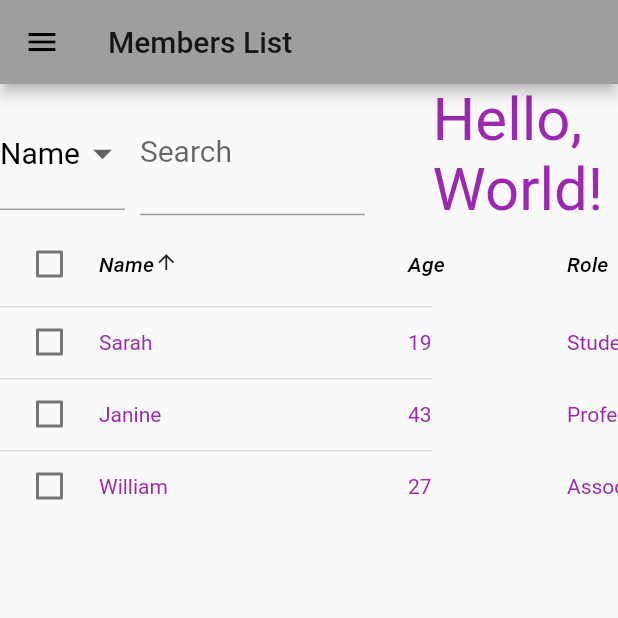
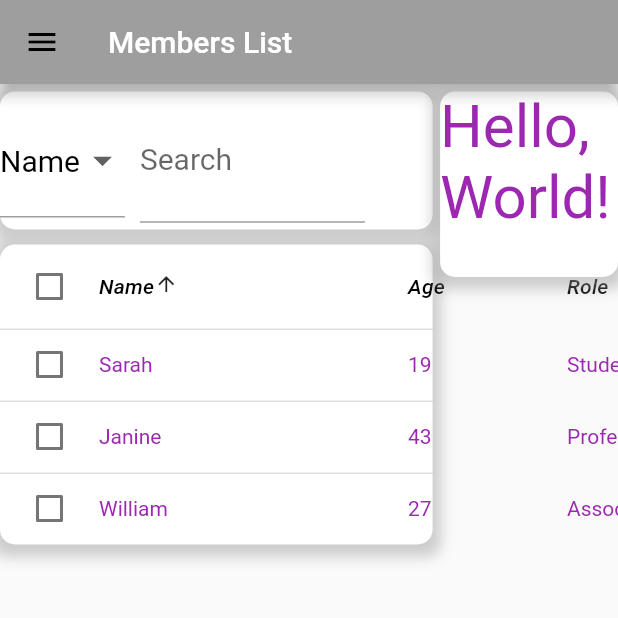
Before and after one commit to YasuhiroOsajima/flutter_sample, a Flutter app: the screen it shows after launch, on a phone screen of 412 x 824 dp, the top half of it. Run offline on Flutter 3.47's test engine with Material 2 defaults, Android fonts, the phone set to English and light mode, and no system bars; Roboto replaces fonts that are missing (Georgia).

Commit message:
add border

```diff
--- a/lib/main.dart
+++ b/lib/main.dart
@@ -36,8 +36,7 @@ class MyApp extends StatelessWidget {
     return MaterialApp(
       title: 'Sample',
       theme: ThemeData(
-        primaryColor: Colors.grey,
-        fontFamily: 'Georgia',
+        primarySwatch: Colors.grey,
         textTheme: const TextTheme(bodyText2: TextStyle(color: Colors.purple)),
       ),
       home: home.MyHomePage(),
--- a/lib/pages/home.dart
+++ b/lib/pages/home.dart
@@ -1,8 +1,8 @@
 import 'package:flutter/material.dart';
 
 import '../widgets/drawer.dart' as drawer;
-import '../widgets/datatable.dart' as datatable;
-import '../widgets/search.dart' as search;
+import '../widgets/table_area.dart' as table_area;
+import '../widgets/description_area.dart' as description_area;
 
 class MyHomePage extends StatelessWidget {
   @override
@@ -16,32 +16,22 @@ class MyHomePage extends StatelessWidget {
       },
       child: Scaffold(
           appBar: AppBar(
-            title: const Text('Members List'),
+            title: const Text(
+              'Members List',
+              style: TextStyle(color: Colors.white),
+            ),
           ),
           drawer: drawer.CustomDrawer(),
           body: Row(
             children: <Widget>[
               Expanded(
-                  flex: 7,
-                  child: Column(
-                    children: <Widget>[
-                      search.SearchSpace(),
-                      SizedBox(
-                        width: double.infinity,
-                        child: datatable.MyDataTable(),
-                      ),
-                    ],
-                  )),
+                flex: 7,
+                child: table_area.TableArea(),
+              ),
               Expanded(
-                  flex: 3,
-                  child: Column(
-                    children: <Widget>[
-                      Text(
-                        'Hello, World!',
-                        style: TextStyle(fontSize: 40),
-                      ),
-                    ],
-                  )),
+                flex: 3,
+                child: description_area.DescriptionArea(),
+              ),
             ],
           )),
     );
--- /dev/null
+++ b/lib/style/myboxdecoration.dart
@@ -0,0 +1,21 @@
+import 'package:flutter/material.dart';
+
+class MyBoxDecoration extends BoxDecoration {
+  MyBoxDecoration()
+      : super(
+          color: Colors.white,
+          borderRadius: BorderRadius.only(
+              topLeft: Radius.circular(10),
+              topRight: Radius.circular(10),
+              bottomLeft: Radius.circular(10),
+              bottomRight: Radius.circular(10)),
+          boxShadow: [
+            BoxShadow(
+              color: Colors.grey.withOpacity(0.5),
+              spreadRadius: 5,
+              blurRadius: 7,
+              offset: Offset(0, 3), // changes position of shadow
+            ),
+          ],
+        );
+}
--- /dev/null
+++ b/lib/widgets/description_area.dart
@@ -0,0 +1,24 @@
+import 'package:flutter/material.dart';
+
+import '../style/myboxdecoration.dart' as myboxdecoration;
+
+class DescriptionArea extends StatelessWidget {
+  @override
+  Widget build(BuildContext context) {
+    return Column(
+      children: <Widget>[
+        Container(
+            decoration: myboxdecoration.MyBoxDecoration(),
+            margin: EdgeInsets.only(top: 5.0, left: 5.0),
+            child: SizedBox(
+              height: MediaQuery.of(context).size.width * 0.3,
+              width: MediaQuery.of(context).size.width * 0.6,
+              child: Text(
+                'Hello, World!',
+                style: TextStyle(fontSize: 40),
+              ),
+            )),
+      ],
+    );
+  }
+}
--- /dev/null
+++ b/lib/widgets/table_area.dart
@@ -0,0 +1,24 @@
+import 'package:flutter/material.dart';
+
+import '../style/myboxdecoration.dart' as myboxdecoration;
+import '../widgets/search.dart' as search;
+import '../widgets/datatable.dart' as datatable;
+
+class TableArea extends StatelessWidget {
+  @override
+  Widget build(BuildContext context) {
+    return Column(children: <Widget>[
+      Container(
+          decoration: myboxdecoration.MyBoxDecoration(),
+          margin: EdgeInsets.only(top: 5.0),
+          child: search.SearchSpace()),
+      Container(
+          decoration: myboxdecoration.MyBoxDecoration(),
+          margin: EdgeInsets.only(top: 10.0),
+          child: SizedBox(
+            width: MediaQuery.of(context).size.width * 0.7,
+            child: datatable.MyDataTable(),
+          )),
+    ]);
+  }
+}
```
